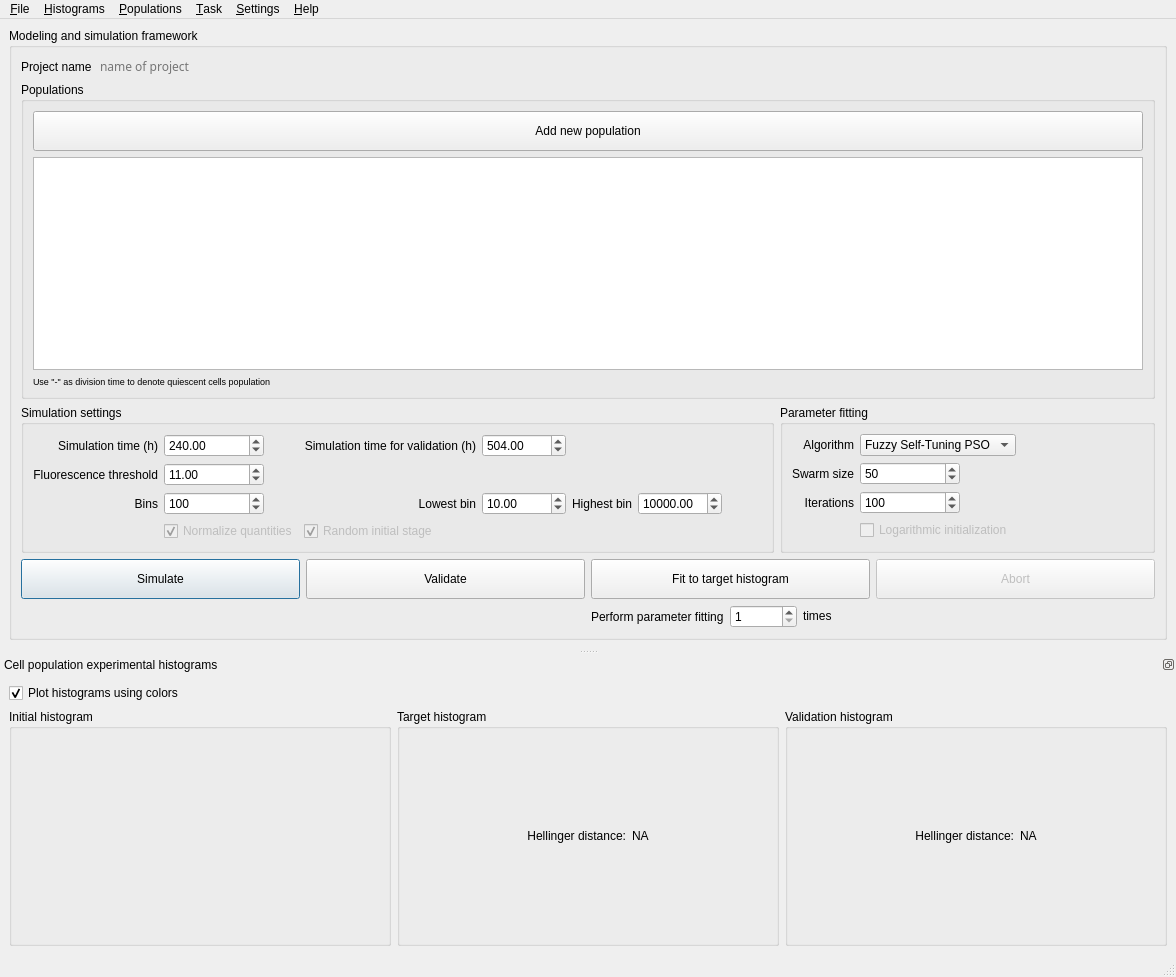
Before: the Qt Designer form gui/mainwindow.ui in LeoneBacciu/ProCell, drawn with Qt 5.
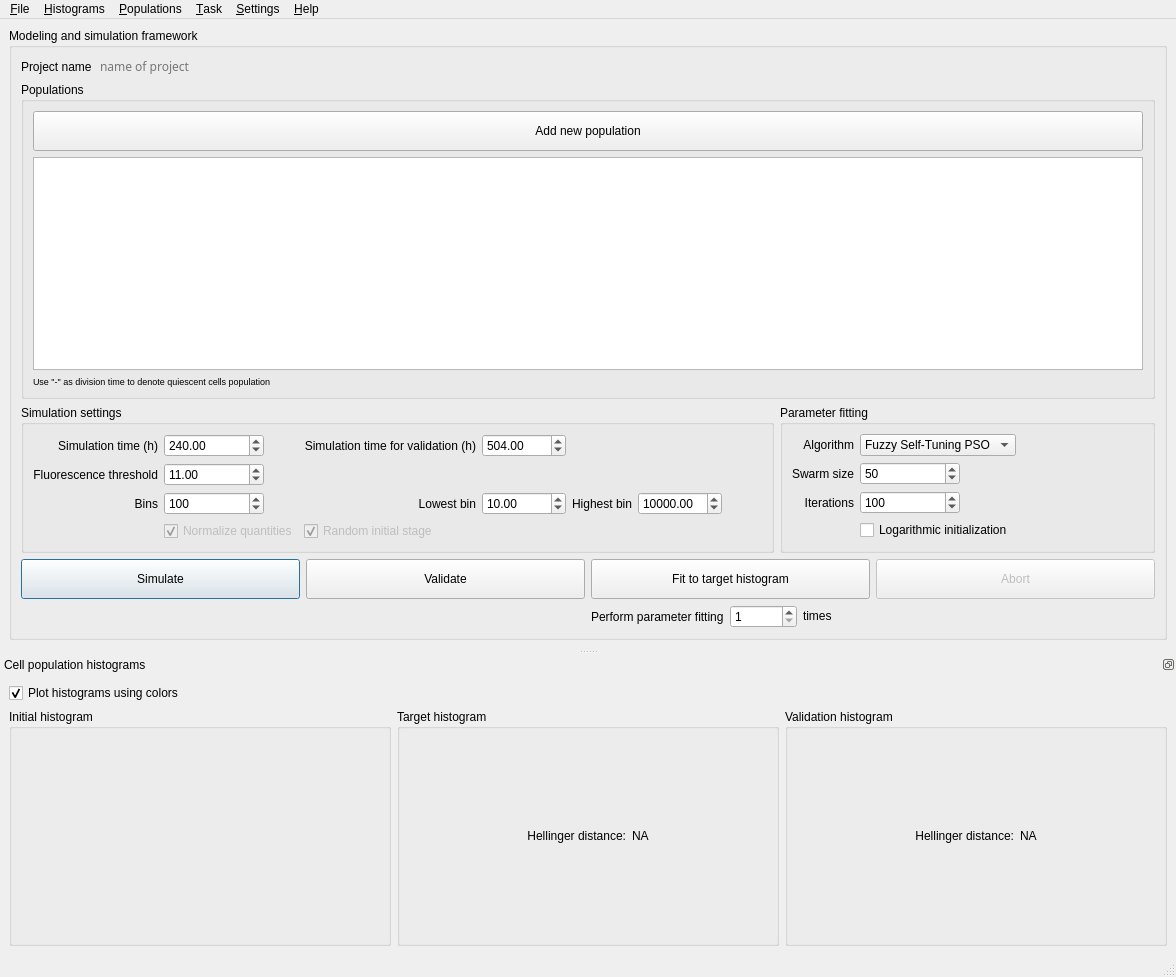
After: the same form once the commit is applied. Icons and pictures are not drawn.

Commit message: Implemented logarithmic initialization

Patch:
```diff
--- a/gui/mainwindow.ui
+++ b/gui/mainwindow.ui
@@ -615,7 +615,7 @@
             <item row="4" column="1">
              <widget class="QCheckBox" name="logarithmic">
               <property name="enabled">
-               <bool>false</bool>
+               <bool>true</bool>
               </property>
               <property name="text">
                <string>Logarithmic initialization</string>
@@ -892,7 +892,7 @@
     <set>QDockWidget::DockWidgetFloatable|QDockWidget::DockWidgetMovable</set>
    </property>
    <property name="windowTitle">
-    <string>Cell population experimental histograms</string>
+    <string>Cell population histograms</string>
    </property>
    <attribute name="dockWidgetArea">
     <number>8</number>
```
Left out of the diff: 3 changed lines with no effect on the pictures. The commit also changes 2 other files.
